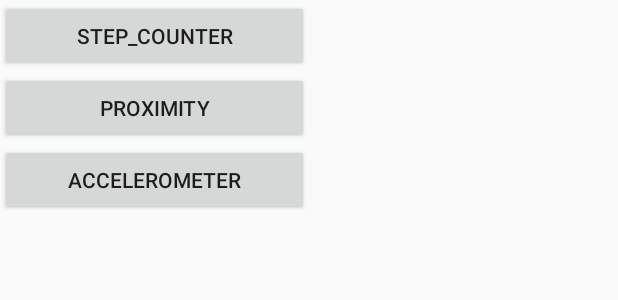
After one commit to junsucom/AndroidSample, an Android app: the layout fragment_sensor.xml on its own in the app's theme, with its tools: preview values and no code run, on a phone screen of 412 x 824 dp. The commit adds this screen. Shown: the top 300 px of the screen. Run offline under Robolectric (Android 15) with nearby library versions, the phone set to English and light mode, and no system bars.

Commit message:
add SensorFragment

```diff
--- a/app/src/main/java/com/junsu/sample/ui/main/MainFragment.kt
+++ b/app/src/main/java/com/junsu/sample/ui/main/MainFragment.kt
@@ -38,6 +38,7 @@ class MainFragment : AppBaseFragment<FragmentMainBinding>() {
             R.id.menu_action_list_paged_room -> MainFragmentDirections.actionRoomPagedListFragment()
             R.id.menu_action_notification -> MainFragmentDirections.actionNotificationFragment()
             R.id.menu_action_liveData -> MainFragmentDirections.actionLiveDataFragment()
+            R.id.menu_action_sensor -> MainFragmentDirections.actionSensorFragment()
             else -> null
         }?.also {
             findNavController().navigate(it)
--- /dev/null
+++ b/app/src/main/res/layout/fragment_sensor.xml
@@ -0,0 +1,63 @@
+<?xml version="1.0" encoding="utf-8"?>
+<layout xmlns:android="http://schemas.android.com/apk/res/android"
+    xmlns:app="http://schemas.android.com/apk/res-auto"
+    xmlns:tools="http://schemas.android.com/tools">
+
+    <androidx.appcompat.widget.LinearLayoutCompat
+        android:layout_width="match_parent"
+        android:layout_height="match_parent"
+        android:orientation="vertical">
+
+        <androidx.appcompat.widget.LinearLayoutCompat
+            android:layout_width="match_parent"
+            android:layout_height="wrap_content"
+            android:orientation="horizontal">
+            <androidx.appcompat.widget.AppCompatButton
+                android:id="@+id/stepCountButton"
+                android:layout_width="0dp"
+                android:layout_height="wrap_content"
+                android:layout_weight="1"
+                android:text="STEP_COUNTER"/>
+            <androidx.appcompat.widget.AppCompatTextView
+                android:id="@+id/stepCountText"
+                android:layout_width="0dp"
+                android:layout_height="wrap_content"
+                android:layout_weight="1"/>
+        </androidx.appcompat.widget.LinearLayoutCompat>
+
+        <androidx.appcompat.widget.LinearLayoutCompat
+            android:layout_width="match_parent"
+            android:layout_height="wrap_content"
+            android:orientation="horizontal">
+            <androidx.appcompat.widget.AppCompatButton
+                android:id="@+id/proximityButton"
+                android:layout_width="0dp"
+                android:layout_height="wrap_content"
+                android:layout_weight="1"
+                android:text="PROXIMITY"/>
+            <androidx.appcompat.widget.AppCompatTextView
+                android:id="@+id/proximityText"
+                android:layout_width="0dp"
+                android:layout_height="wrap_content"
+                android:layout_weight="1"/>
+        </androidx.appcompat.widget.LinearLayoutCompat>
+
+        <androidx.appcompat.widget.LinearLayoutCompat
+            android:layout_width="match_parent"
+            android:layout_height="wrap_content"
+            android:orientation="horizontal">
+            <androidx.appcompat.widget.AppCompatButton
+                android:id="@+id/accelerometerButton"
+                android:layout_width="0dp"
+                android:layout_height="wrap_content"
+                android:layout_weight="1"
+                android:text="ACCELEROMETER"/>
+            <androidx.appcompat.widget.AppCompatTextView
+                android:id="@+id/accelerometerText"
+                android:layout_width="0dp"
+                android:layout_height="wrap_content"
+                android:layout_weight="1"/>
+        </androidx.appcompat.widget.LinearLayoutCompat>
+
+    </androidx.appcompat.widget.LinearLayoutCompat>
+</layout>
--- a/app/src/main/res/menu/menu_main.xml
+++ b/app/src/main/res/menu/menu_main.xml
@@ -28,6 +28,10 @@
         android:title="@string/menu_notification"/>
     <item
         android:id="@+id/menu_action_liveData"
-        android:orderInCategory="300"
+        android:orderInCategory="400"
         android:title="@string/menu_liveData"/>
+    <item
+        android:id="@+id/menu_action_sensor"
+        android:orderInCategory="500"
+        android:title="@string/menu_sensor"/>
 </menu>
--- a/app/src/main/res/values/strings.xml
+++ b/app/src/main/res/values/strings.xml
@@ -12,6 +12,7 @@
     <string name="menu_list_paged_network">PagedNetwork</string>
     <string name="menu_notification">Notification</string>
     <string name="menu_liveData">LiveData</string>
+    <string name="menu_sensor">Sensor</string>
 
 
     <string name="notification_channel_id" translatable="false">sample_channel_id</string>
```
Also changed, not shown: app/src/main/java/com/junsu/sample/ui/sensor/SensorFragment.kt (added, +64 -0 lines), app/src/main/java/com/junsu/sample/ui/sensor/SensorViewModel.kt (added, +10 -0 lines), app/src/main/res/navigation/nav_graph.xml (+10 -0 lines).
